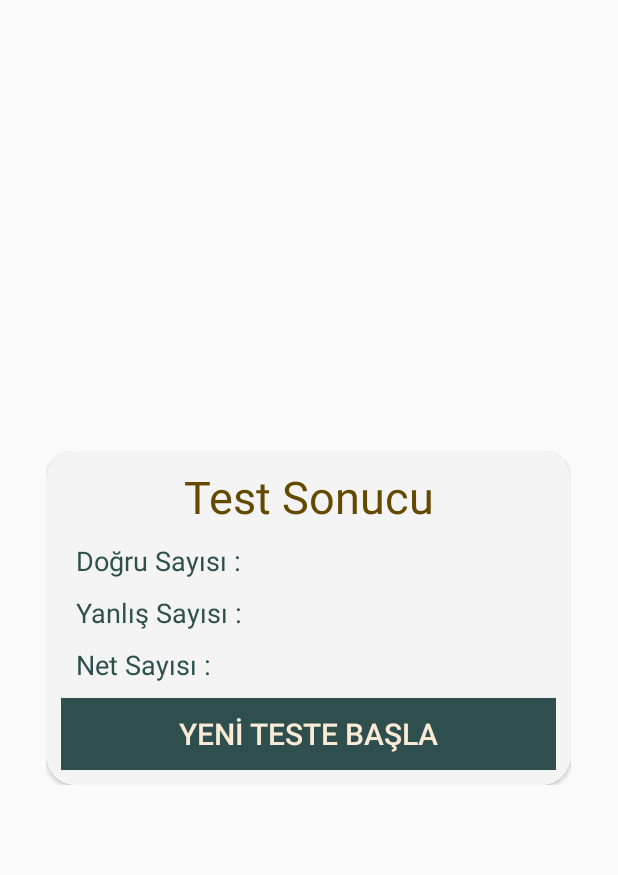
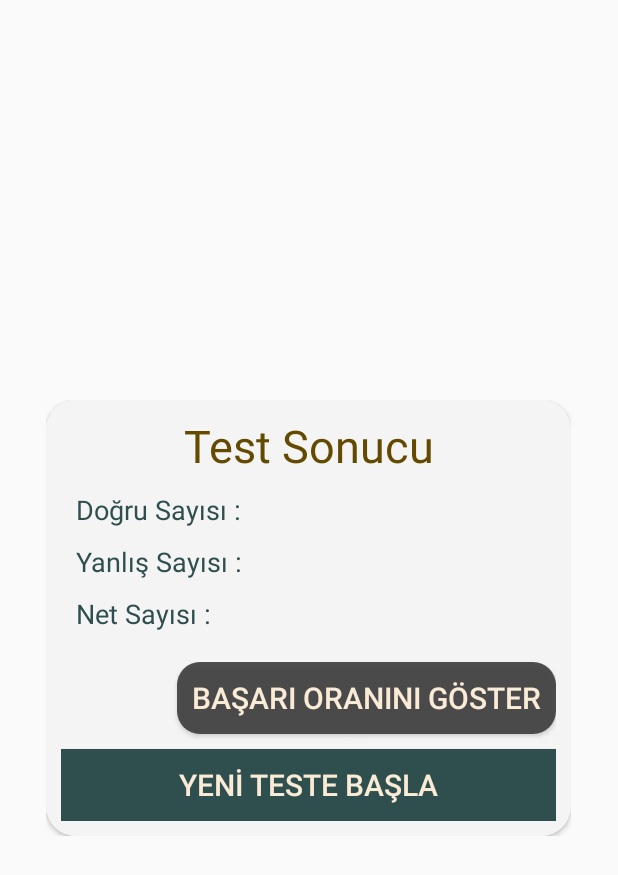
Before and after one commit to hilaltokgoz/GenelKultur, an Android app: the layout dialog_test_result.xml on its own in the app's theme, with its tools: preview values and no code run, on a phone screen of 412 x 824 dp. Shown: the top 875 px of the screen. Run offline under Robolectric (Android 15) with nearby library versions, the light colour scheme and no system bars.

Commit message:
BBM kod düzenlendi

```diff
--- a/app/src/main/AndroidManifest.xml
+++ b/app/src/main/AndroidManifest.xml
@@ -14,7 +14,8 @@
             android:label="@string/title_activity_admin"
             android:theme="@style/AppTheme.NoActionBar"></activity>
 
-        <activity android:name=".MainActivity">
+        <activity android:name=".MainActivity"
+            android:exported="true">
             <intent-filter>
                 <action android:name="android.intent.action.MAIN" />
 
--- /dev/null
+++ b/app/src/main/res/drawable/succes_button.xml
@@ -0,0 +1,9 @@
+<?xml version="1.0" encoding="utf-8"?>
+<shape xmlns:android="http://schemas.android.com/apk/res/android"
+    android:shape="rectangle">
+    <solid android:color="#EE424242" />
+    <corners android:bottomRightRadius="15dp"
+        android:bottomLeftRadius="15dp"
+        android:topRightRadius="15dp"
+        android:topLeftRadius="15dp"/>
+</shape>
--- a/app/src/main/res/layout/dialog_test_result.xml
+++ b/app/src/main/res/layout/dialog_test_result.xml
@@ -95,7 +95,22 @@
                     android:textColor="@color/tide_water_green"/>
             </LinearLayout>
 
-      <Button
+            <Button
+                android:id="@+id/btn_succes_rate"
+                android:layout_width="wrap_content"
+                android:layout_height="wrap_content"
+                android:background="@drawable/succes_button"
+                android:text="Başarı Oranını Göster"
+                android:padding="10dp"
+                android:layout_gravity="end"
+                android:layout_marginBottom="10dp"
+                android:layout_marginTop="10dp"
+                android:textColor="@color/colorPrimary"
+                android:textSize="20sp">
+
+            </Button>
+
+            <Button
           android:layout_width="match_parent"
           android:layout_height="wrap_content"
           android:id="@+id/btn_result"
```
Also changed, not shown: app/build.gradle (+18 -9 lines), app/src/main/java/com/genelkultur/TestFragment1.kt (+17 -0 lines), app/src/main/res/layout/success_rate_dialog.xml (added, +45 -0 lines), build.gradle (+5 -5 lines), gradle/wrapper/gradle-wrapper.properties.
